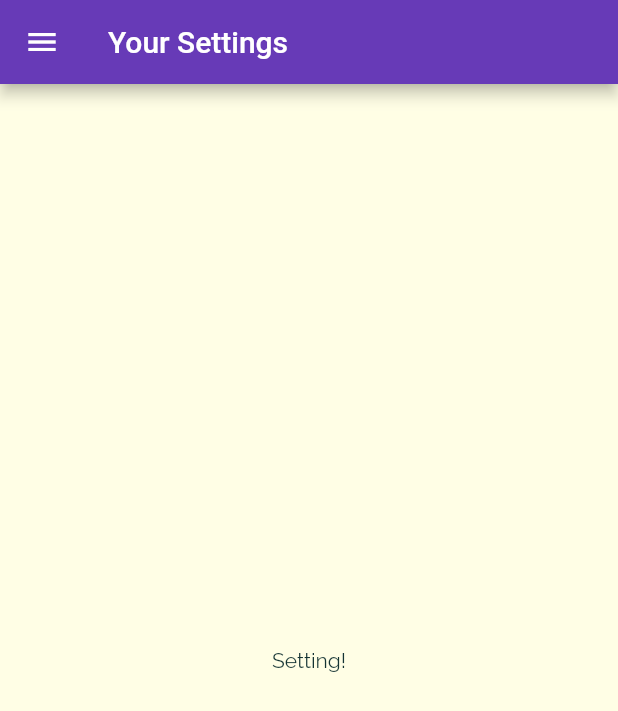
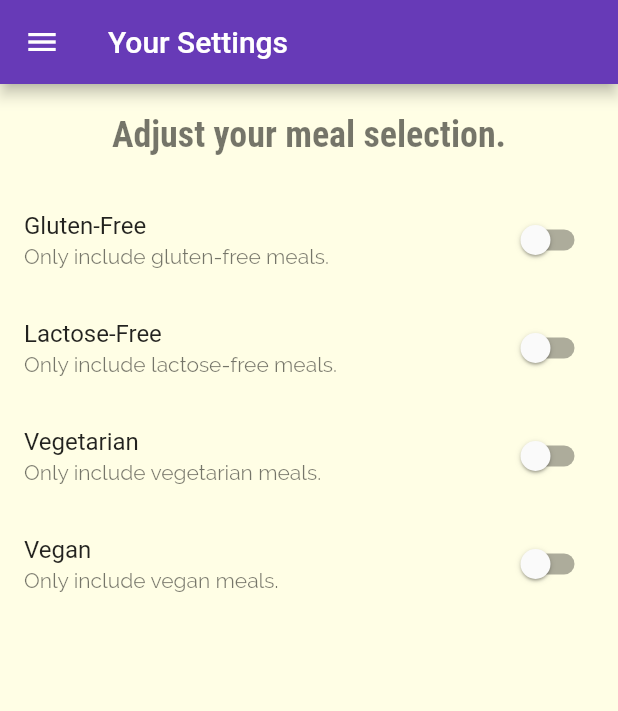
Before and after one commit to phschaefer/meals, a Flutter app: the Settings screen opened by its route, on a phone screen of 412 x 824 dp. Shown: the top 711 px of the screen. Run offline on Flutter 3.47's test engine with Material 2 defaults, Android fonts, the phone set to English and light mode, and no system bars.

Commit message:
Adding Filter Switches

```diff
--- a/lib/screen/settings.dart
+++ b/lib/screen/settings.dart
@@ -1,17 +1,73 @@
 import 'package:flutter/material.dart';
 import 'package:meals/screen/widget/mainDrawer.dart';
 
-class Settings extends StatelessWidget {
+class Settings extends StatefulWidget {
+  @override
+  State<Settings> createState() => _SettingsState();
+}
+
+class _SettingsState extends State<Settings> {
+  var glutenFree = false;
+  var lactoseFree = false;
+  var vegetarian = false;
+  var vegan = false;
+
+  Widget buildMealFilter(String title, String description, var currentValue,
+      Function updateValue) {
+    return SwitchListTile(
+        title: Text(title),
+        subtitle: Text(description),
+        value: currentValue,
+        onChanged: (value) => updateValue(value));
+  }
 
   @override
   Widget build(BuildContext context) {
     return Scaffold(
       appBar: AppBar(
-        title: Text('Your Settings'),
+        title: const Text('Your Settings'),
       ),
       drawer: const MainDrawer(),
-      body: Center(
-        child: Text('Setting!'),
+      body: Column(
+        children: [
+          Container(
+            padding: const EdgeInsets.all(20),
+            child: Text(
+              'Adjust your meal selection.',
+              style: Theme.of(context).textTheme.headlineLarge,
+            ),
+          ),
+          Expanded(
+            child: ListView(
+              children: [
+                buildMealFilter('Gluten-Free',
+                    'Only include gluten-free meals.', glutenFree, (newValue) {
+                  setState(() {
+                    glutenFree = newValue;
+                  });
+                }),
+                buildMealFilter('Lactose-Free',
+                    'Only include lactose-free meals.', lactoseFree, (newValue) {
+                      setState(() {
+                        lactoseFree = newValue;
+                      });
+                    }),
+                buildMealFilter('Vegetarian',
+                    'Only include vegetarian meals.', vegetarian, (newValue) {
+                      setState(() {
+                        vegetarian = newValue;
+                      });
+                    }),
+                buildMealFilter('Vegan',
+                    'Only include vegan meals.', vegan, (newValue) {
+                      setState(() {
+                        vegan = newValue;
+                      });
+                    }),
+              ],
+            ),
+          ),
+        ],
       ),
     );
   }
```
